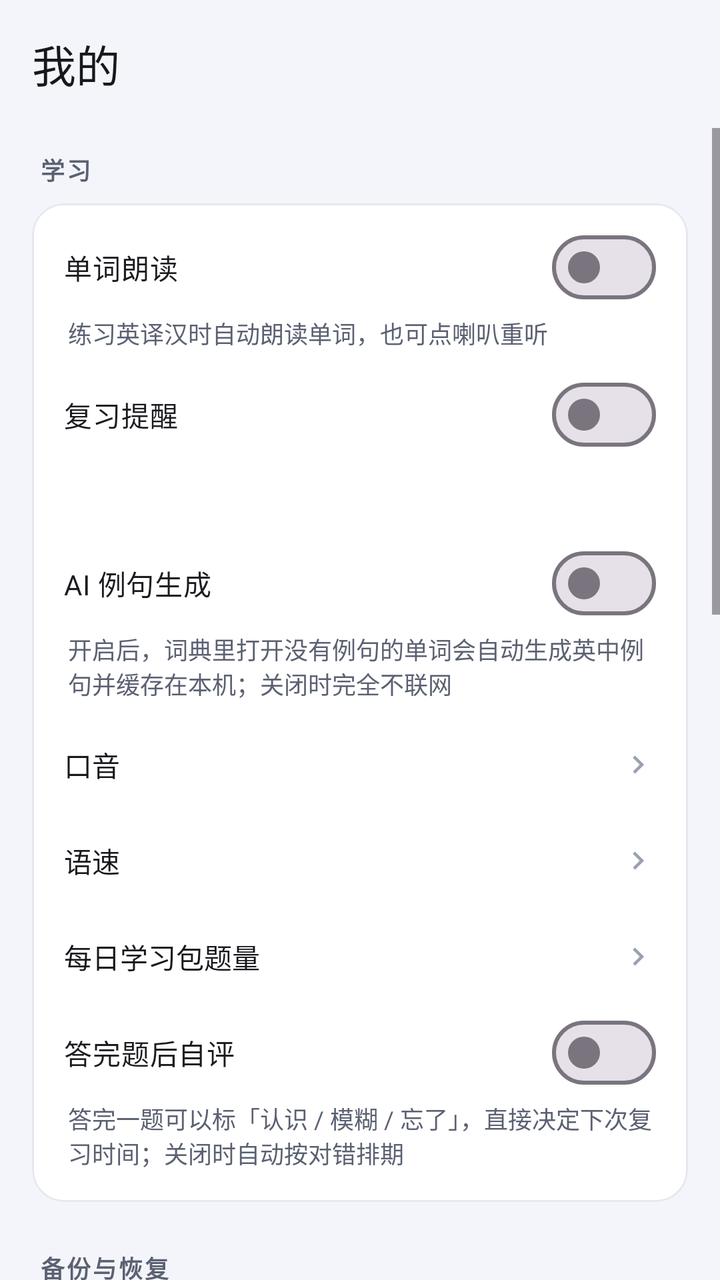
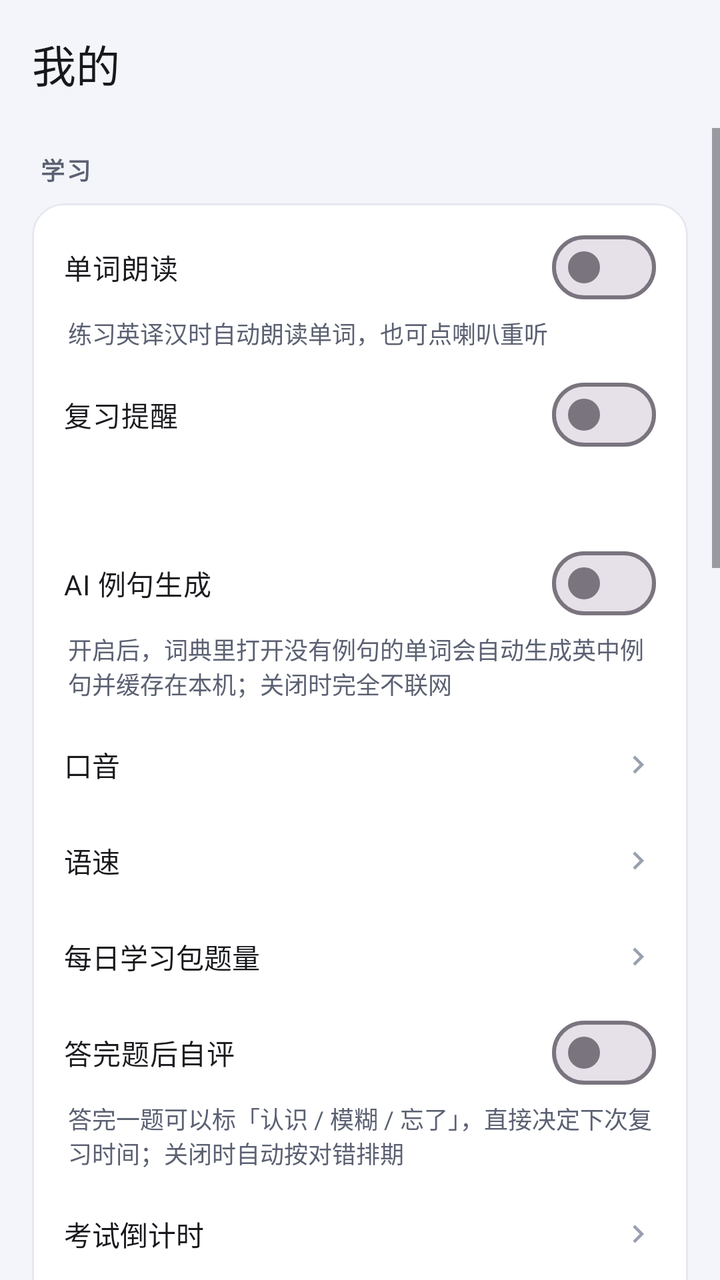

Two renders of the same Android screen: before a commit and after it. Below are the layout's source before the change and the commit's diff.
<!-- AndroidManifest.xml: application theme Theme.WordDrill -->
<!-- res/layout/fragment_mine.xml -->
<?xml version="1.0" encoding="utf-8"?>
<LinearLayout xmlns:android="http://schemas.android.com/apk/res/android"
    xmlns:app="http://schemas.android.com/apk/res-auto"
    android:id="@+id/root"
    android:layout_width="match_parent"
    android:layout_height="match_parent"
    android:background="@color/bg"
    android:orientation="vertical">

    <com.google.android.material.appbar.MaterialToolbar
        android:id="@+id/toolbar"
        style="@style/Toolbar.WordDrill"
        android:layout_width="match_parent"
        android:layout_height="?attr/actionBarSize"
        app:title="@string/tab_mine"
        app:titleTextAppearance="@style/TextAppearance.Material3.TitleLarge" />

    <ScrollView
        android:layout_width="match_parent"
        android:layout_height="0dp"
        android:layout_weight="1"
        android:clipToPadding="false"
        android:fillViewport="true">

        <LinearLayout
            android:layout_width="match_parent"
            android:layout_height="wrap_content"
            android:orientation="vertical"
            android:paddingStart="16dp"
            android:paddingTop="4dp"
            android:paddingEnd="16dp"
            android:paddingBottom="24dp">

            <TextView
                style="@style/Text.SectionLabel"
                android:layout_width="wrap_content"
                android:layout_height="wrap_content"
                android:layout_marginTop="8dp"
                android:layout_marginStart="4dp"
                android:text="@string/settings_section_study" />

            <com.google.android.material.card.MaterialCardView
                android:layout_width="match_parent"
                android:layout_height="wrap_content"
                android:layout_marginTop="8dp"
                app:cardBackgroundColor="@color/surface"
                app:cardCornerRadius="16dp"
                app:cardElevation="0dp"
                app:strokeColor="@color/divider"
                app:strokeWidth="1dp">

                <LinearLayout
                    android:layout_width="match_parent"
                    android:layout_height="wrap_content"
                    android:orientation="vertical"
                    android:paddingStart="16dp"
                    android:paddingTop="8dp"
                    android:paddingEnd="16dp"
                    android:paddingBottom="8dp">

                    <com.google.android.material.materialswitch.MaterialSwitch
                        android:id="@+id/swTts"
                        android:layout_width="match_parent"
                        android:layout_height="wrap_content"
                        android:minHeight="48dp"
                        android:text="@string/settings_tts_title"
                        android:textSize="14sp" />

                    <TextView
                        android:layout_width="match_parent"
                        android:layout_height="wrap_content"
                        android:layout_marginStart="2dp"
                        android:layout_marginBottom="8dp"
                        android:text="@string/settings_tts_desc"
                        android:textColor="@color/text_secondary"
                        android:textSize="12sp" />

                    <com.google.android.material.materialswitch.MaterialSwitch
                        android:id="@+id/swReminder"
                        android:layout_width="match_parent"
                        android:layout_height="wrap_content"
                        android:minHeight="48dp"
                        android:text="@string/settings_reminder"
                        android:textSize="14sp" />

                    <TextView
                        android:id="@+id/tvReminderTime"
                        android:layout_width="match_parent"
                        android:layout_height="wrap_content"
                        android:layout_marginStart="2dp"
                        android:layout_marginBottom="8dp"
                        android:background="?attr/selectableItemBackground"
                        android:paddingTop="6dp"
                        android:paddingBottom="6dp"
                        android:textColor="@color/text_secondary"
                        android:textSize="12sp" />

                    <com.google.android.material.materialswitch.MaterialSwitch
                        android:id="@+id/swExampleAi"
                        android:layout_width="match_parent"
                        android:layout_height="wrap_content"
                        android:minHeight="48dp"
                        android:text="@string/settings_example_ai"
                        android:textSize="14sp" />

                    <TextView
                        android:layout_width="match_parent"
                        android:layout_height="wrap_content"
                        android:layout_marginStart="2dp"
                        android:layout_marginBottom="8dp"
                        android:text="@string/settings_example_ai_desc"
                        android:textColor="@color/text_secondary"
                        android:textSize="12sp" />

                    <LinearLayout
                        android:id="@+id/rowAccent"
                        android:layout_width="match_parent"
                        android:layout_height="wrap_content"
                        android:background="?attr/selectableItemBackground"
                        android:clickable="true"
                        android:focusable="true"
                        android:gravity="center_vertical"
                        android:minHeight="48dp"
                        android:orientation="horizontal">

                        <TextView
                            android:layout_width="0dp"
                            android:layout_height="wrap_content"
                            android:layout_weight="1"
                            android:text="@string/settings_accent"
                            android:textColor="@color/text_primary"
                            android:textSize="14sp" />

                        <TextView
                            android:id="@+id/tvAccent"
                            android:layout_width="wrap_content"
                            android:layout_height="wrap_content"
                            android:layout_marginEnd="6dp"
                            android:textColor="@color/text_secondary"
                            android:textSize="13sp" />

                        <ImageView
                            android:layout_width="18dp"
                            android:layout_height="18dp"
                            android:contentDescription="@null"
                            android:src="@drawable/ic_chevron_right"
                            app:tint="@color/text_hint" />
                    </LinearLayout>

                    <LinearLayout
                        android:id="@+id/rowRate"
                        android:layout_width="match_parent"
                        android:layout_height="wrap_content"
                        android:background="?attr/selectableItemBackground"
                        android:clickable="true"
                        android:focusable="true"
                        android:gravity="center_vertical"
                        android:minHeight="48dp"
                        android:orientation="horizontal">

                        <TextView
                            android:layout_width="0dp"
                            android:layout_height="wrap_content"
                            android:layout_weight="1"
                            android:text="@string/settings_speech_rate"
                            android:textColor="@color/text_primary"
                            android:textSize="14sp" />

                        <TextView
                            android:id="@+id/tvRate"
                            android:layout_width="wrap_content"
                            android:layout_height="wrap_content"
                            android:layout_marginEnd="6dp"
                            android:textColor="@color/text_secondary"
                            android:textSize="13sp" />

                        <ImageView
                            android:layout_width="18dp"
                            android:layout_height="18dp"
                            android:contentDescription="@null"
                            android:src="@drawable/ic_chevron_right"
                            app:tint="@color/text_hint" />
                    </LinearLayout>

                    <LinearLayout
                        android:id="@+id/rowQuota"
                        android:layout_width="match_parent"
                        android:layout_height="wrap_content"
                        android:background="?attr/selectableItemBackground"
                        android:clickable="true"
                        android:focusable="true"
                        android:gravity="center_vertical"
                        android:minHeight="48dp"
                        android:orientation="horizontal">

                        <TextView
                            android:layout_width="0dp"
                            android:layout_height="wrap_content"
                            android:layout_weight="1"
                            android:text="@string/settings_quota"
                            android:textColor="@color/text_primary"
                            android:textSize="14sp" />

                        <TextView
                            android:id="@+id/tvQuota"
                            android:layout_width="wrap_content"
                            android:layout_height="wrap_content"
                            android:layout_marginEnd="6dp"
                            android:textColor="@color/text_secondary"
                            android:textSize="13sp" />

                        <ImageView
                            android:layout_width="18dp"
                            android:layout_height="18dp"
                            android:contentDescription="@null"
                            android:src="@drawable/ic_chevron_right"
                            app:tint="@color/text_hint" />
                    </LinearLayout>

                    <com.google.android.material.materialswitch.MaterialSwitch
                        android:id="@+id/swSelfRating"
                        android:layout_width="match_parent"
                        android:layout_height="wrap_content"
                        android:minHeight="48dp"
                        android:text="@string/settings_self_rating"
                        android:textSize="14sp" />

                    <TextView
                        android:layout_width="match_parent"
                        android:layout_height="wrap_content"
                        android:layout_marginStart="2dp"
                        android:layout_marginBottom="8dp"
                        android:text="@string/settings_self_rating_desc"
                        android:textColor="@color/text_secondary"
                        android:textSize="12sp" />
                </LinearLayout>
            </com.google.android.material.card.MaterialCardView>

            <TextView
                style="@style/Text.SectionLabel"
                android:layout_width="wrap_content"
                android:layout_height="wrap_content"
                android:layout_marginTop="24dp"
                android:layout_marginStart="4dp"
                android:text="@string/settings_backup" />

            <com.google.android.material.card.MaterialCardView
                android:layout_width="match_parent"
                android:layout_height="wrap_content"
                android:layout_marginTop="8dp"
                app:cardBackgroundColor="@color/surface"
                app:cardCornerRadius="16dp"
                app:cardElevation="0dp"
                app:strokeColor="@color/divider"
                app:strokeWidth="1dp">

                <LinearLayout
                    android:layout_width="match_parent"
                    android:layout_height="wrap_content"
                    android:orientation="vertical"
                    android:paddingStart="8dp"
                    android:paddingTop="4dp"
                    android:paddingEnd="8dp"
                    android:paddingBottom="4dp">

                    <com.google.android.material.button.MaterialButton
                        android:id="@+id/btnExport"
                        style="@style/Widget.Material3.Button.TextButton"
                        android:layout_width="match_parent"
                        android:layout_height="wrap_content"
                        android:gravity="start|center_vertical"
                        android:text="@string/settings_export"
                        android:textSize="14sp" />

                    <TextView
                        android:layout_width="match_parent"
                        android:layout_height="wrap_content"
                        android:layout_marginStart="14dp"
                        android:layout_marginBottom="4dp"
                        android:text="@string/settings_export_desc"
                        android:textColor="@color/text_secondary"
                        android:textSize="12sp" />

                    <com.google.android.material.button.MaterialButton
                        android:id="@+id/btnImport"
                        style="@style/Widget.Material3.Button.TextButton"
                        android:layout_width="match_parent"
                        android:layout_height="wrap_content"
                        android:gravity="start|center_vertical"
                        android:text="@string/settings_import"
                        android:textSize="14sp" />

                    <TextView
                        android:layout_width="match_parent"
                        android:layout_height="wrap_content"
                        android:layout_marginStart="14dp"
                        android:layout_marginBottom="4dp"
                        android:text="@string/settings_import_desc"
                        android:textColor="@color/text_secondary"
                        android:textSize="12sp" />

                    <com.google.android.material.button.MaterialButton
                        android:id="@+id/btnRestoreAuto"
                        style="@style/Widget.Material3.Button.TextButton"
                        android:layout_width="match_parent"
                        android:layout_height="wrap_content"
                        android:gravity="start|center_vertical"
                        android:text="@string/settings_restore_auto"
                        android:textSize="14sp" />

                    <TextView
                        android:id="@+id/tvAutoBackupTime"
                        android:layout_width="match_parent"
                        android:layout_height="wrap_content"
                        android:layout_marginStart="14dp"
                        android:layout_marginBottom="4dp"
                        android:textColor="@color/text_secondary"
                        android:textSize="12sp" />

                    <com.google.android.material.button.MaterialButton
                        android:id="@+id/btnClearLog"
                        style="@style/Widget.Material3.Button.TextButton"
                        android:layout_width="match_parent"
                        android:layout_height="wrap_content"
                        android:gravity="start|center_vertical"
                        android:text="@string/action_clear_log"
                        android:textSize="14sp" />

                    <TextView
                        android:layout_width="match_parent"
                        android:layout_height="wrap_content"
                        android:layout_marginStart="14dp"
                        android:layout_marginBottom="4dp"
                        android:text="@string/settings_clear_log_desc"
                        android:textColor="@color/text_secondary"
                        android:textSize="12sp" />
                </LinearLayout>
            </com.google.android.material.card.MaterialCardView>

            <TextView
                style="@style/Text.SectionLabel"
                android:layout_width="wrap_content"
                android:layout_height="wrap_content"
                android:layout_marginTop="24dp"
                android:layout_marginStart="4dp"
                android:text="@string/settings_section_other" />

            <com.google.android.material.card.MaterialCardView
                android:layout_width="match_parent"
                android:layout_height="wrap_content"
                android:layout_marginTop="8dp"
                app:cardBackgroundColor="@color/surface"
                app:cardCornerRadius="16dp"
                app:cardElevation="0dp"
                app:strokeColor="@color/divider"
                app:strokeWidth="1dp">

                <LinearLayout
                    android:layout_width="match_parent"
                    android:layout_height="wrap_content"
                    android:orientation="vertical"
                    android:paddingStart="8dp"
                    android:paddingTop="4dp"
                    android:paddingEnd="8dp"
                    android:paddingBottom="4dp">

                    <com.google.android.material.button.MaterialButton
                        android:id="@+id/btnDictionary"
                        style="@style/Widget.Material3.Button.TextButton"
                        android:layout_width="match_parent"
                        android:layout_height="wrap_content"
                        android:gravity="start|center_vertical"
                        android:text="@string/title_dictionary"
                        android:textSize="14sp" />

                    <com.google.android.material.button.MaterialButton
                        android:id="@+id/btnCheckUpdate"
                        style="@style/Widget.Material3.Button.TextButton"
                        android:layout_width="match_parent"
                        android:layout_height="wrap_content"
                        android:gravity="start|center_vertical"
                        android:text="@string/settings_check_update"
                        android:textSize="14sp" />

                    <TextView
                        android:layout_width="match_parent"
                        android:layout_height="wrap_content"
                        android:layout_marginStart="14dp"
                        android:layout_marginBottom="4dp"
                        android:text="@string/settings_update_desc"
                        android:textColor="@color/text_secondary"
                        android:textSize="12sp" />

                    <com.google.android.material.button.MaterialButton
                        android:id="@+id/btnSmartParseUrl"
                        style="@style/Widget.Material3.Button.TextButton"
                        android:layout_width="match_parent"
                        android:layout_height="wrap_content"
                        android:gravity="start|center_vertical"
                        android:text="@string/settings_smart_parse"
                        android:textSize="14sp" />

                    <TextView
                        android:id="@+id/tvSmartParseUrl"
                        android:layout_width="match_parent"
                        android:layout_height="wrap_content"
                        android:layout_marginStart="14dp"
                        android:layout_marginBottom="4dp"
                        android:textColor="@color/text_secondary"
                        android:textSize="12sp" />

                    <com.google.android.material.button.MaterialButton
                        android:id="@+id/btnPrivacy"
                        style="@style/Widget.Material3.Button.TextButton"
                        android:layout_width="match_parent"
                        android:layout_height="wrap_content"
                        android:gravity="start|center_vertical"
                        android:text="@string/settings_privacy"
                        android:textSize="14sp" />

                    <TextView
                        android:layout_width="match_parent"
                        android:layout_height="wrap_content"
                        android:layout_marginStart="14dp"
                        android:layout_marginBottom="4dp"
                        android:text="@string/settings_privacy_desc"
                        android:textColor="@color/text_secondary"
                        android:textSize="12sp" />

                    <com.google.android.material.button.MaterialButton
                        android:id="@+id/btnLicense"
                        style="@style/Widget.Material3.Button.TextButton"
                        android:layout_width="match_parent"
                        android:layout_height="wrap_content"
                        android:gravity="start|center_vertical"
                        android:text="@string/settings_license"
                        android:textSize="14sp" />

                    <TextView
                        android:layout_width="match_parent"
                        android:layout_height="wrap_content"
                        android:layout_marginStart="14dp"
                        android:layout_marginBottom="4dp"
                        android:text="@string/settings_license_desc"
                        android:textColor="@color/text_secondary"
                        android:textSize="12sp" />

                    <com.google.android.material.button.MaterialButton
                        android:id="@+id/btnAbout"
                        style="@style/Widget.Material3.Button.TextButton"
                        android:layout_width="match_parent"
                        android:layout_height="wrap_content"
                        android:gravity="start|center_vertical"
                        android:text="@string/settings_about"
                        android:textSize="14sp" />
                </LinearLayout>
            </com.google.android.material.card.MaterialCardView>

            <TextView
                android:id="@+id/tvVersion"
                android:layout_width="match_parent"
                android:layout_height="wrap_content"
                android:layout_marginTop="20dp"
                android:gravity="center"
                android:textColor="@color/text_hint"
                android:textSize="12sp" />
        </LinearLayout>
    </ScrollView>
</LinearLayout>
<!-- resources referenced by this layout -->
<resources>
  <color name="bg">#F4F5FA</color>
  <color name="divider">#E6E8F0</color>
  <color name="surface">#FFFFFF</color>
  <color name="text_hint">#9AA0B0</color>
  <color name="text_primary">#17181C</color>
  <color name="text_secondary">#5B6172</color>
  <!-- drawable ic_chevron_right (drawable) -->
  <?xml version="1.0" encoding="utf-8"?>
  <vector xmlns:android="http://schemas.android.com/apk/res/android"
      android:width="24dp"
      android:height="24dp"
      android:viewportWidth="24"
      android:viewportHeight="24">
      <path
          android:fillColor="#FFFFFF"
          android:pathData="M10,6L8.59,7.41 13.17,12l-4.58,4.59L10,18l6,-6z" />
  </vector>
  <string name="action_clear_log">清空练习记录</string>
  <string name="settings_about">关于</string>
  <string name="settings_accent">口音</string>
  <string name="settings_backup">备份与恢复</string>
  <string name="settings_check_update">检查更新</string>
  <string name="settings_clear_log_desc">清空后所有单词重新算「没练过」，星标和错题不受影响</string>
  <string name="settings_example_ai">AI 例句生成</string>
  <string name="settings_example_ai_desc">开启后，词典里打开没有例句的单词会自动生成英中例句并缓存在本机；关闭时完全不联网</string>
  <string name="settings_export">导出备份</string>
  <string name="settings_export_desc">非默认词库、错题本、星标、打卡记录、练习进度</string>
  <string name="settings_import">导入备份</string>
  <string name="settings_import_desc">与手机上的数据合并，不会覆盖已有内容</string>
  <string name="settings_license">开放源代码许可</string>
  <string name="settings_license_desc">本应用的 GPLv3 协议与内置词库的来源说明</string>
  <string name="settings_privacy">隐私政策</string>
  <string name="settings_privacy_desc">本应用收集哪些信息、什么时候联网</string>
  <string name="settings_quota">每日学习包题量</string>
  <string name="settings_reminder">复习提醒</string>
  <string name="settings_restore_auto">从自动备份恢复</string>
  <string name="settings_section_other">其他</string>
  <string name="settings_section_study">学习</string>
  <string name="settings_self_rating">答完题后自评</string>
  <string name="settings_self_rating_desc">答完一题可以标「认识 / 模糊 / 忘了」，直接决定下次复习时间；关闭时自动按对错排期</string>
  <string name="settings_smart_parse">智能解析服务地址</string>
  <string name="settings_speech_rate">语速</string>
  <string name="settings_tts_desc">练习英译汉时自动朗读单词，也可点喇叭重听</string>
  <string name="settings_tts_title">单词朗读</string>
  <string name="settings_update_desc">启动时自动检查；有新版本可在应用内直接下载并安装</string>
  <string name="tab_mine">我的</string>
  <string name="title_dictionary">词典</string>
  <style name="Text.SectionLabel" parent="">
          <item name="android:textSize">12sp</item>
          <item name="android:textColor">@color/text_secondary</item>
          <item name="android:letterSpacing">0.08</item>
          <item name="android:textStyle">bold</item>
      </style>
  <style name="Toolbar.WordDrill" parent="Widget.Material3.Toolbar">
          <item name="android:background">@color/bg</item>
          <item name="titleTextColor">@color/text_primary</item>
          <item name="subtitleTextColor">@color/text_secondary</item>
          <item name="navigationIconTint">@color/text_primary</item>
      </style>
  <color name="brand">#3F5BD9</color>
  <color name="white">#FFFFFF</color>
  <color name="brand_container">#E4E9FF</color>
  <color name="brand_dark">#1D2B6B</color>
  <color name="accent">#F2A03D</color>
  <!-- unchanged entries left out for length: 1 -->
</resources>

<!-- the commit's change to res/layout/fragment_mine.xml (unified diff, before → after) -->
@@ -233,6 +233,117 @@
                         android:text="@string/settings_self_rating_desc"
                         android:textColor="@color/text_secondary"
                         android:textSize="12sp" />
+
+                    <LinearLayout
+                        android:id="@+id/rowExam"
+                        android:layout_width="match_parent"
+                        android:layout_height="wrap_content"
+                        android:background="?attr/selectableItemBackground"
+                        android:clickable="true"
+                        android:focusable="true"
+                        android:gravity="center_vertical"
+                        android:minHeight="48dp"
+                        android:orientation="horizontal">
+
+                        <TextView
+                            android:layout_width="0dp"
+                            android:layout_height="wrap_content"
+                            android:layout_weight="1"
+                            android:text="@string/settings_exam"
+                            android:textColor="@color/text_primary"
+                            android:textSize="14sp" />
+
+                        <TextView
+                            android:id="@+id/tvExam"
+                            android:layout_width="wrap_content"
+                            android:layout_height="wrap_content"
+                            android:layout_marginEnd="6dp"
+                            android:textColor="@color/text_secondary"
+                            android:textSize="13sp" />
+
+                        <ImageView
+                            android:layout_width="18dp"
+                            android:layout_height="18dp"
+                            android:contentDescription="@null"
+                            android:src="@drawable/ic_chevron_right"
+                            app:tint="@color/text_hint" />
+                    </LinearLayout>
+
+                    <LinearLayout
+                        android:id="@+id/rowAchievements"
+                        android:layout_width="match_parent"
+                        android:layout_height="wrap_content"
+                        android:background="?attr/selectableItemBackground"
+                        android:clickable="true"
+                        android:focusable="true"
+                        android:gravity="center_vertical"
+                        android:minHeight="48dp"
+                        android:orientation="horizontal">
+
+                        <TextView
+                            android:layout_width="0dp"
+                            android:layout_height="wrap_content"
+                            android:layout_weight="1"
+                            android:text="@string/settings_achievements"
+                            android:textColor="@color/text_primary"
+                            android:textSize="14sp" />
+
+                        <TextView
+                            android:id="@+id/tvAchievements"
+                            android:layout_width="wrap_content"
+                            android:layout_height="wrap_content"
+                            android:layout_marginEnd="6dp"
+                            android:textColor="@color/text_secondary"
+                            android:textSize="13sp" />
+
+                        <ImageView
+                            android:layout_width="18dp"
+                            android:layout_height="18dp"
+                            android:contentDescription="@null"
+                            android:src="@drawable/ic_chevron_right"
+                            app:tint="@color/text_hint" />
+                    </LinearLayout>
+
+                    <LinearLayout
+                        android:id="@+id/rowVocabTest"
+                        android:layout_width="match_parent"
+                        android:layout_height="wrap_content"
+                        android:background="?attr/selectableItemBackground"
+                        android:clickable="true"
+                        android:focusable="true"
+                        android:gravity="center_vertical"
+                        android:minHeight="48dp"
+                        android:orientation="horizontal">
+
+                        <LinearLayout
+                            android:layout_width="0dp"
+                            android:layout_height="wrap_content"
+                            android:layout_weight="1"
+                            android:orientation="vertical">
+
+                            <TextView
+                                android:layout_width="wrap_content"
+                                android:layout_height="wrap_content"
+                                android:text="@string/settings_vocab_test"
+                                android:textColor="@color/text_primary"
+                                android:textSize="14sp" />
+
+                            <TextView
+                                android:layout_width="wrap_content"
+                                android:layout_height="wrap_content"
+                                android:layout_marginTop="2dp"
+                                android:text="@string/settings_vocab_test_desc"
+                                android:textColor="@color/text_secondary"
+                                android:textSize="12sp" />
+                        </LinearLayout>
+
+                        <ImageView
+                            android:layout_width="18dp"
+                            android:layout_height="18dp"
+                            android:contentDescription="@null"
+                            android:src="@drawable/ic_chevron_right"
+                            app:tint="@color/text_hint" />
+                    </LinearLayout>
                 </LinearLayout>
             </com.google.android.material.card.MaterialCardView>
 
<!-- resource entries referenced after the edit -->
@@ -20,9 +20,11 @@
   <string name="action_clear_log">清空练习记录</string>
   <string name="settings_about">关于</string>
   <string name="settings_accent">口音</string>
+  <string name="settings_achievements">成就徽章</string>
   <string name="settings_backup">备份与恢复</string>
   <string name="settings_check_update">检查更新</string>
   <string name="settings_clear_log_desc">清空后所有单词重新算「没练过」，星标和错题不受影响</string>
+  <string name="settings_exam">考试倒计时</string>
   <string name="settings_example_ai">AI 例句生成</string>
   <string name="settings_example_ai_desc">开启后，词典里打开没有例句的单词会自动生成英中例句并缓存在本机；关闭时完全不联网</string>
   <string name="settings_export">导出备份</string>
@@ -45,6 +47,8 @@
   <string name="settings_tts_desc">练习英译汉时自动朗读单词，也可点喇叭重听</string>
   <string name="settings_tts_title">单词朗读</string>
   <string name="settings_update_desc">启动时自动检查；有新版本可在应用内直接下载并安装</string>
+  <string name="settings_vocab_test">词汇量自测</string>
+  <string name="settings_vocab_test_desc">抽 30 个词自评，估算当前词库的词汇量</string>
   <string name="tab_mine">我的</string>
   <string name="title_dictionary">词典</string>
   <style name="Text.SectionLabel" parent="">
